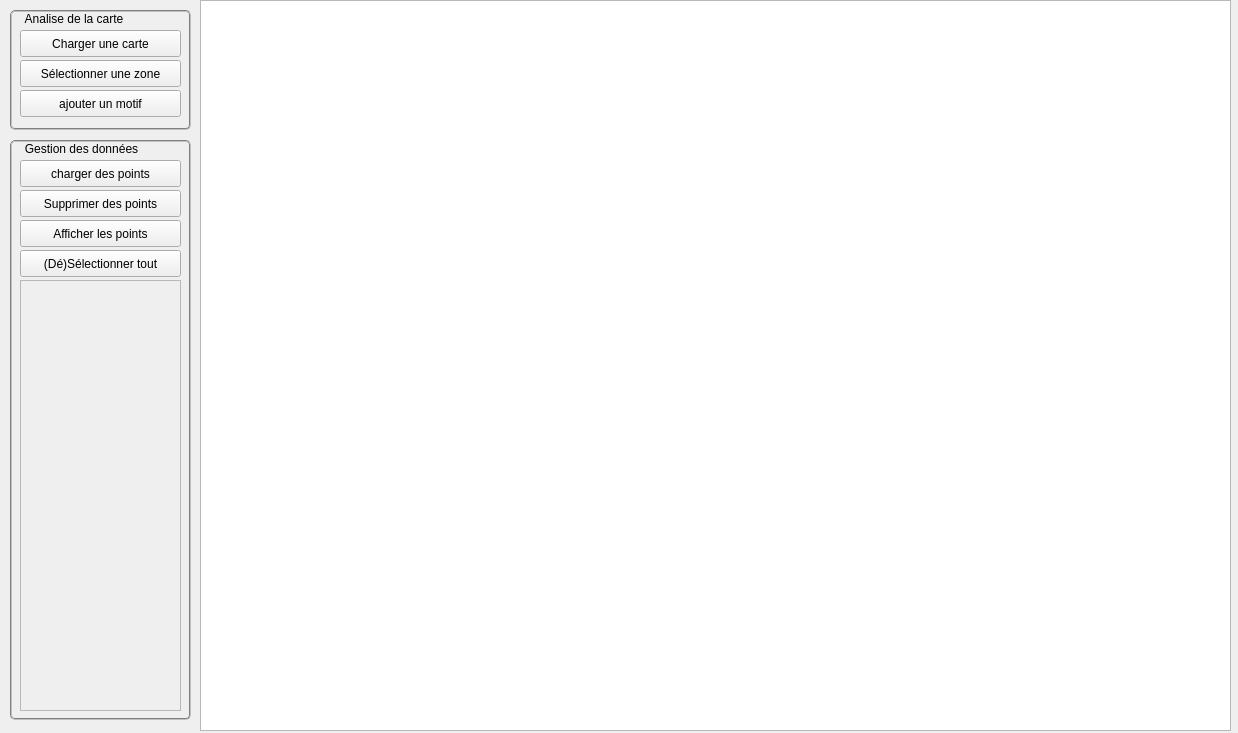
Before: the Qt Designer form logiciel/carte-qt/mainwindow.ui in s0lstice/oculometre, drawn with Qt 5.
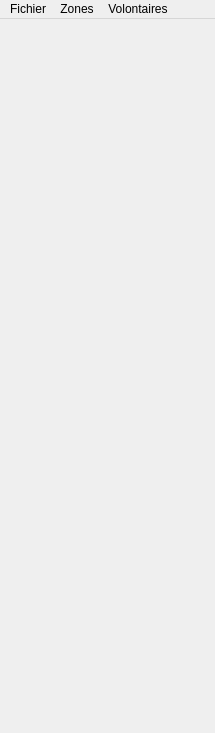
After: the same form once the commit is applied.

What changed in the file:
```diff
--- a/logiciel/carte-qt/mainwindow.ui
+++ b/logiciel/carte-qt/mainwindow.ui
@@ -6,7 +6,7 @@
    <rect>
     <x>0</x>
     <y>0</y>
-    <width>1238</width>
+    <width>215</width>
     <height>733</height>
    </rect>
   </property>
@@ -25,157 +25,37 @@
      padding:2 13px;
  } </string>
   </property>
-  <widget class="QWidget" name="centralWidget">
-   <widget class="QGroupBox" name="groupBox">
-    <property name="geometry">
-     <rect>
-      <x>10</x>
-      <y>10</y>
-      <width>181</width>
-      <height>120</height>
-     </rect>
-    </property>
+  <widget class="QWidget" name="centralWidget"/>
+  <widget class="QMenuBar" name="menuBar">
+   <property name="geometry">
+    <rect>
+     <x>0</x>
+     <y>0</y>
+     <width>215</width>
+     <height>25</height>
+    </rect>
+   </property>
+   <widget class="QMenu" name="menuFichier">
     <property name="title">
-     <string>Analise de la carte</string>
+     <string>Fichier</string>
     </property>
-    <widget class="QPushButton" name="pb_selzone">
-     <property name="geometry">
-      <rect>
-       <x>10</x>
-       <y>50</y>
-       <width>161</width>
-       <height>27</height>
-      </rect>
-     </property>
-     <property name="text">
-      <string>Sélectionner une zone</string>
-     </property>
-    </widget>
-    <widget class="QPushButton" name="pushButton_4">
-     <property name="geometry">
-      <rect>
-       <x>10</x>
-       <y>80</y>
-       <width>161</width>
-       <height>27</height>
-      </rect>
-     </property>
-     <property name="text">
-      <string>ajouter un motif</string>
-     </property>
-    </widget>
-    <widget class="QPushButton" name="SelectCarte">
-     <property name="geometry">
-      <rect>
-       <x>10</x>
-       <y>20</y>
-       <width>161</width>
-       <height>27</height>
-      </rect>
-     </property>
-     <property name="text">
-      <string>Charger une carte</string>
-     </property>
-    </widget>
+    <addaction name="actionQuiter"/>
    </widget>
-   <widget class="QGroupBox" name="GestionPoints">
-    <property name="geometry">
-     <rect>
-      <x>10</x>
-      <y>140</y>
-      <width>181</width>
-      <height>580</height>
-     </rect>
-    </property>
+   <widget class="QMenu" name="menuZones">
     <property name="title">
-     <string>Gestion des données</string>
+     <string>Zones</string>
     </property>
-    <widget class="QPushButton" name="afficher_points">
-     <property name="geometry">
-      <rect>
-       <x>10</x>
-       <y>80</y>
-       <width>161</width>
-       <height>27</height>
-      </rect>
-     </property>
-     <property name="text">
-      <string>Afficher les points</string>
-     </property>
-    </widget>
-    <widget class="QScrollArea" name="ScrollCheckBox">
-     <property name="geometry">
-      <rect>
-       <x>10</x>
-       <y>140</y>
-       <width>161</width>
-       <height>431</height>
-      </rect>
-     </property>
-     <property name="widgetResizable">
-      <bool>true</bool>
-     </property>
-     <widget class="QWidget" name="scrollAreaWidgetContents">
-      <property name="geometry">
-       <rect>
-        <x>0</x>
-        <y>0</y>
-        <width>159</width>
-        <height>429</height>
-       </rect>
-      </property>
-     </widget>
-    </widget>
-    <widget class="QPushButton" name="SelectSujet">
-     <property name="geometry">
-      <rect>
-       <x>10</x>
-       <y>20</y>
-       <width>161</width>
-       <height>27</height>
-      </rect>
-     </property>
-     <property name="text">
-      <string>charger des points</string>
-     </property>
-    </widget>
-    <widget class="QPushButton" name="SupprePoints">
-     <property name="geometry">
-      <rect>
-       <x>10</x>
-       <y>50</y>
-       <width>161</width>
-       <height>27</height>
-      </rect>
-     </property>
-     <property name="text">
-      <string>Supprimer des points</string>
-     </property>
-    </widget>
-    <widget class="QPushButton" name="Selpoints">
-     <property name="geometry">
-      <rect>
-       <x>10</x>
-       <y>110</y>
-       <width>161</width>
-       <height>27</height>
-      </rect>
-     </property>
-     <property name="text">
-      <string>(Dé)Sélectionner tout</string>
-     </property>
-    </widget>
+    <addaction name="actionCharger_une_carte"/>
+    <addaction name="actionAnaliser_la_carte"/>
    </widget>
-   <widget class="QGraphicsView" name="image">
-    <property name="geometry">
-     <rect>
-      <x>200</x>
-      <y>0</y>
-      <width>1031</width>
-      <height>731</height>
-     </rect>
+   <widget class="QMenu" name="menuVolontaires">
+    <property name="title">
+     <string>Volontaires</string>
     </property>
    </widget>
+   <addaction name="menuFichier"/>
+   <addaction name="menuZones"/>
+   <addaction name="menuVolontaires"/>
   </widget>
  </widget>
  <layoutdefault spacing="6" margin="11"/>
```
Left out of the diff: 36 changed lines with no effect on the pictures.
